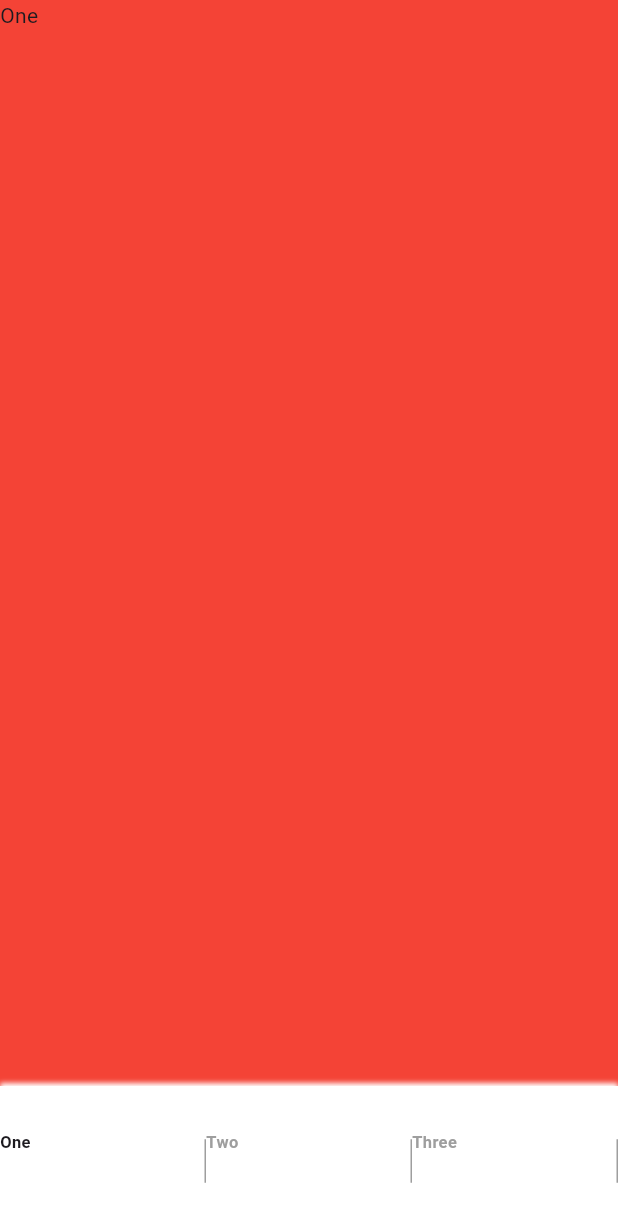
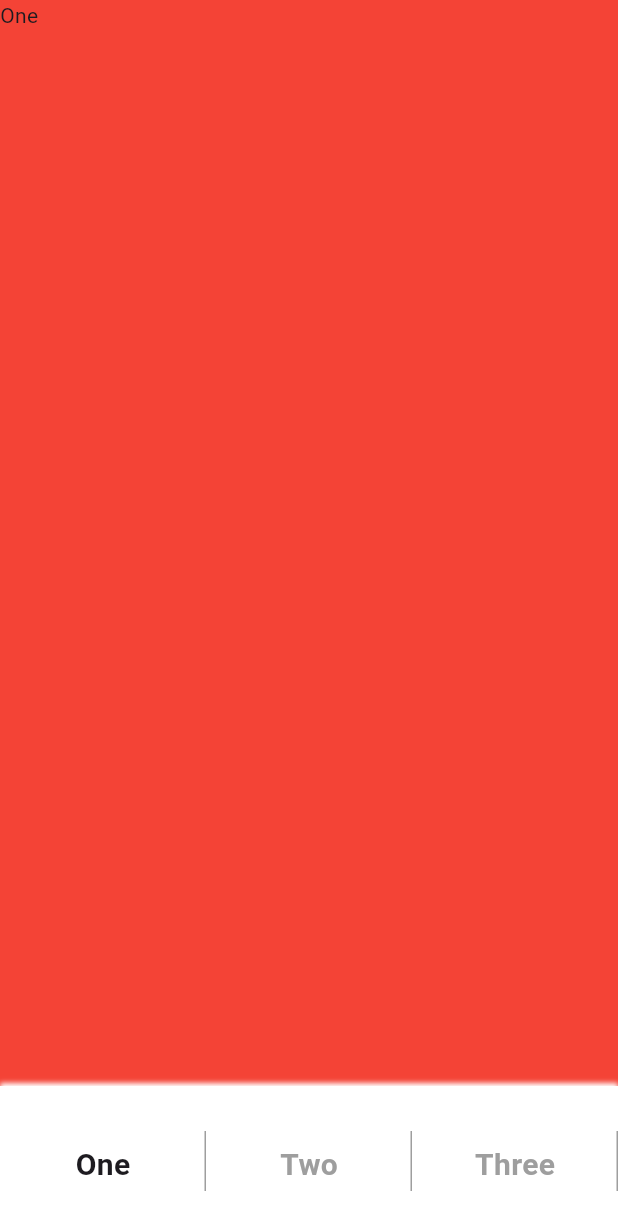
Before and after one commit to FeelHippo/flutter_navigation_exploration, a Flutter app: the screen it shows after launch, on a phone screen of 412 x 824 dp. Shown: the top 1230 px of the screen. Run offline on Flutter 3.47's test engine with Material 3 defaults, Android fonts, the light colour scheme and no system bars.

Commit message:
clean up and documentation

```diff
--- a/lib/examples/simple_navigator.dart
+++ b/lib/examples/simple_navigator.dart
@@ -1,6 +1,6 @@
 import 'package:flutter/material.dart';
 
-// void main() => runApp(const NavigatorApp());
+void main() => runApp(const SimpleNavigatorApp());
 
 class SimpleNavigatorApp extends StatelessWidget {
   const SimpleNavigatorApp({super.key});
--- a/lib/main.dart
+++ b/lib/main.dart
@@ -28,10 +28,15 @@ class ChangeRouteEvent {
   final ChangeRouteEventType type;
 }
 
+// Extends a ChangeNotifier, that holds a single value.
+// When value (line 49) is replaced with something that is not equal to the old value
+// as evaluated by the equality operator ==, this class notifies its listeners (line 65)
 class CurrentRouteNotifier extends ValueNotifier<ChangeRouteEvent?> {
   CurrentRouteNotifier() : super(null);
 }
 
+// Extends the default interface for observing the behavior of a Navigator
+// observables: didPush | didPop | didRemove | didReplace | didStartUserGesture | didStopUserGesture
 class AppNavigatorObserver extends NavigatorObserver {
   AppNavigatorObserver(this._routeNotifier);
 
@@ -40,6 +45,7 @@ class AppNavigatorObserver extends NavigatorObserver {
   @override
   void didPop(Route<dynamic> route, Route<dynamic>? previousRoute) {
     super.didPop(route, previousRoute);
+    // Schedule a callback for the end of this frame
     SchedulerBinding.instance.addPostFrameCallback((Duration timestamp) {
       _routeNotifier.value =
           ChangeRouteEvent(route, previousRoute, ChangeRouteEventType.pop);
@@ -57,12 +63,17 @@ class SplashScreen extends StatelessWidget {
     final GlobalKey<NavigatorState> rootNavigatorKey =
         GlobalKey<NavigatorState>();
     final CurrentRouteNotifier routeNotifier = CurrentRouteNotifier();
+    // Creates a widget that maintains a stack-based history of child widgets.
     return Navigator(
       key: rootNavigatorKey,
+      // Called to generate a route for a given RouteSettings
+      // see https://api.flutter.dev/flutter/widgets/Navigator-class.html
+      // and https://api.flutter.dev/flutter/material/MaterialPageRoute-class.html
       onGenerateRoute: (RouteSettings settings) {
-        WidgetBuilder builder = (BuildContext context) => HomeScreen(
+        builder(BuildContext context) => HomeScreen(
               rootNavigatorKey: rootNavigatorKey,
             );
+        // A modal route that replaces the entire screen with a platform-adaptive transition.
         return MaterialPageRoute(builder: builder, settings: settings);
       },
       observers: <NavigatorObserver>[
@@ -84,12 +95,13 @@ class AppRoute<T> {
   )? routeBuilder;
 }
 
+// Creates a navigator, stores it, and exposes it to its descendants.
 class AppNavigator {
-  AppNavigator(this.rootNavigatorKey, this.bottomNavigationController);
+  AppNavigator(this.rootNavigatorKey);
 
   final GlobalKey<NavigatorState> rootNavigatorKey;
-  final BottomNavigationController bottomNavigationController;
 
+  // Obtain a value from the nearest ancestor provider of type AppNavigator
   static AppNavigator of(BuildContext context) {
     return context.read<AppNavigator>();
   }
@@ -133,12 +145,6 @@ class NavigationPageView {
   final WidgetBuilder builder;
 }
 
-abstract class BottomNavigationController {
-  void showFirst();
-  void showSecond();
-  void showThird();
-}
-
 class HomeScreen extends StatefulWidget {
   const HomeScreen({super.key, required this.rootNavigatorKey});
   final GlobalKey<NavigatorState> rootNavigatorKey;
@@ -147,9 +153,9 @@ class HomeScreen extends StatefulWidget {
   HomeScreenState createState() => HomeScreenState();
 }
 
-class HomeScreenState extends State<HomeScreen>
-    implements BottomNavigationController {
+class HomeScreenState extends State<HomeScreen> {
   int _currentPageIndex = 0;
+
   final List<NavigationPageView> _pages = <NavigationPageView>[
     NavigationPageView(NavigationPage.first, 'One', (_) => const FirstScreen()),
     NavigationPageView(
@@ -159,55 +165,18 @@ class HomeScreenState extends State<HomeScreen>
   ];
 
   @override
-  void showFirst() {
-    final int pageIndex = _findPageById(NavigationPage.first);
-    if (pageIndex > -1) {
-      setState(() {
-        _currentPageIndex = pageIndex;
-      });
-    }
-  }
-
-  @override
-  void showSecond() {
-    final int pageIndex = _findPageById(NavigationPage.second);
-    if (pageIndex > -1) {
-      setState(() {
-        _currentPageIndex = pageIndex;
-      });
-    }
-  }
-
-  @override
-  void showThird() {
-    final int pageIndex = _findPageById(NavigationPage.third);
-    if (pageIndex > -1) {
-      setState(() {
-        _currentPageIndex = pageIndex;
-      });
-    }
-  }
-
-  int _findPageById(NavigationPage id) {
-    return _pages.indexWhere((NavigationPageView page) => page.id == id);
-  }
-
-  @override
   Widget build(BuildContext context) {
     return Scaffold(
-      body: Provider<BottomNavigationController>.value(
-        value: this,
-        child: Provider<AppNavigator>(
-          create: (BuildContext context) => AppNavigator(
-            widget.rootNavigatorKey,
-            this,
-          ),
+      body: Provider<AppNavigator>(
+        // make AppNavigator  available to all descendants
+        // it can be accessed like so: AppNavigator.of(context).pop()/.push(...etc
+        create: (BuildContext context) => AppNavigator(widget.rootNavigatorKey),
         child: TabSwitchingView(
           currentTabIndex: _currentPageIndex,
           tabNumber: _pages.length,
           tabBuilder: (BuildContext context, int index) {
             return _pages[index].builder(context);
-              }),
+          },
         ),
       ),
       bottomNavigationBar: BottomNavigation(
@@ -215,6 +184,7 @@ class HomeScreenState extends State<HomeScreen>
           selectedIndex: _currentPageIndex,
           onItemSelected: (int position) {
             setState(() {
+              // make the bottom nav bar dirty and cause re-render of descendants
               _currentPageIndex = position;
             });
           }),
@@ -258,7 +228,7 @@ class BottomNavigationState extends State<BottomNavigation>
           return Flexible(
             child: GestureDetector(
               onTap: () => widget.onItemSelected(index),
-              child: _bottomNavigationItem(
+              child: _BottomNavigationItem(
                 item: item,
                 isSelected: index == widget.selectedIndex,
               ),
@@ -270,8 +240,8 @@ class BottomNavigationState extends State<BottomNavigation>
   }
 }
 
-class _bottomNavigationItem extends StatelessWidget {
-  const _bottomNavigationItem({required this.item, required this.isSelected});
+class _BottomNavigationItem extends StatelessWidget {
+  const _BottomNavigationItem({required this.item, required this.isSelected});
 
   final NavigationPageView item;
   final bool isSelected;
@@ -281,7 +251,7 @@ class _bottomNavigationItem extends StatelessWidget {
   }) =>
       TextStyle(
         color: textColor,
-        fontSize: 11,
+        fontSize: 20,
         fontWeight: FontWeight.w600,
         fontStyle: FontStyle.normal,
       );
@@ -289,18 +259,21 @@ class _bottomNavigationItem extends StatelessWidget {
   @override
   Widget build(BuildContext context) {
     return Container(
-      height: 58,
+      height: 40,
       decoration: const BoxDecoration(color: Colors.white),
       child: Stack(
         children: <Widget>[
           Align(
             alignment: Alignment.centerRight,
             child: Container(
-              height: 29,
+              height: 40,
               width: 1,
               decoration: const BoxDecoration(color: Colors.grey),
             ),
           ),
+          Row(
+            mainAxisAlignment: MainAxisAlignment.center,
+            children: [
               Container(
                 margin: const EdgeInsets.only(top: 8),
                 child: Column(
@@ -314,6 +287,8 @@ class _bottomNavigationItem extends StatelessWidget {
                   ],
                 ),
               ),
+            ],
+          )
         ],
       ),
     );
```
Lines whose indentation alone changed are shown as unchanged.
